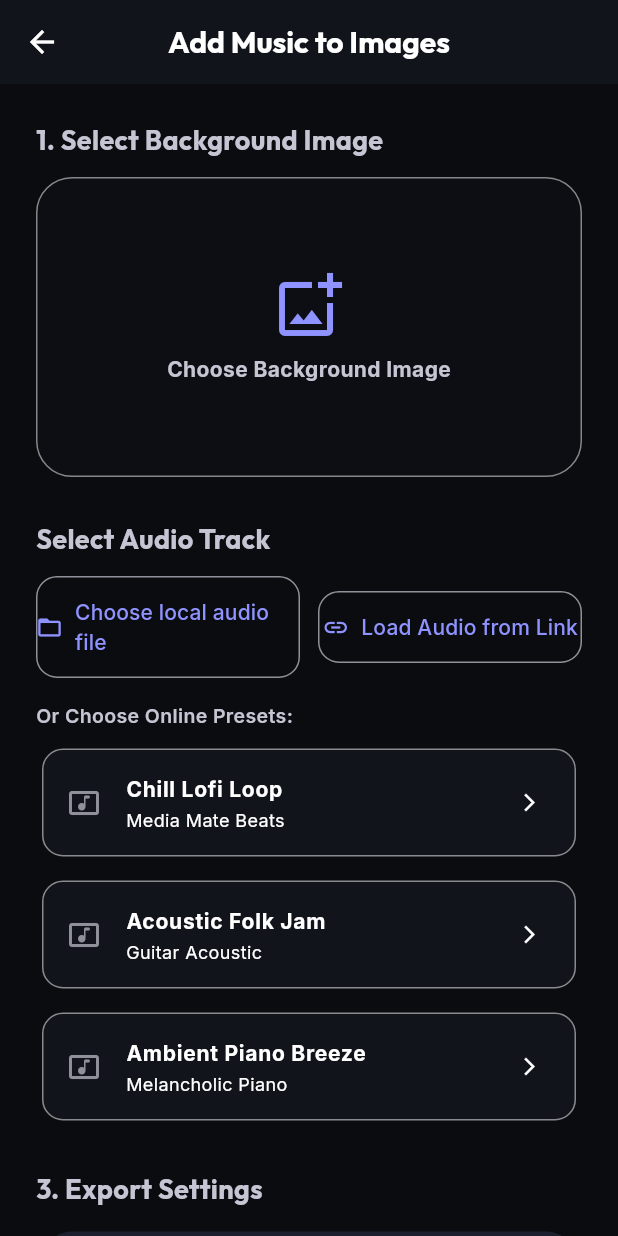
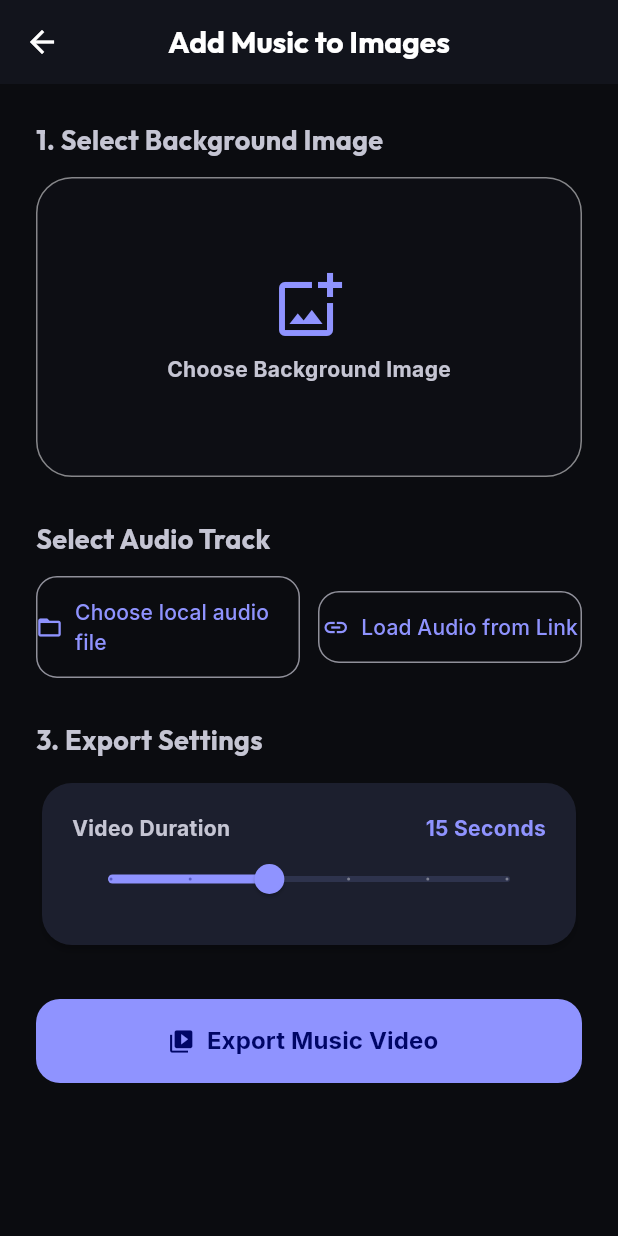
Before and after one commit to 5UBH4M/media-mate, a Flutter app: the AddMusicScreen screen opened directly, on a phone screen of 412 x 824 dp. Run offline on Flutter 3.47's test engine with Material 3 defaults, Android fonts, the phone set to English and light mode, and no system bars; our stand-ins replace audioplayers, file_picker, flutter_riverpod, google_fonts, image_picker, permission_handler and 2 more; missing offline and left inert: dart:html, ffmpeg_kit_flutter_new, gal, youtube_explode_dart.

Commit message:
Fix storage permission check on Android 13+, fix YouTube audio downloader, add Hindi toggle button, and remove online music presets

```diff
--- a/lib/features/home/screens/collage_home_screen.dart
+++ b/lib/features/home/screens/collage_home_screen.dart
@@ -2,7 +2,7 @@ import 'dart:io';
 import 'package:flutter/material.dart';
 import 'package:flutter_riverpod/flutter_riverpod.dart';
 import 'package:google_fonts/google_fonts.dart';
-import '../../../core/theme.dart';
+
 import '../../../services/project_service.dart';
 import '../../collage_editor/models/collage_project.dart';
 import '../../collage_editor/state/collage_editor_state.dart';
--- a/lib/features/music_editor/screens/add_music_screen.dart
+++ b/lib/features/music_editor/screens/add_music_screen.dart
@@ -1,5 +1,4 @@
 import 'dart:io';
-import 'package:flutter/foundation.dart';
 import 'package:flutter/material.dart';
 import 'package:flutter_riverpod/flutter_riverpod.dart';
 import 'package:google_fonts/google_fonts.dart';
@@ -36,27 +35,6 @@ class _AddMusicScreenState extends State<AddMusicScreen> with SingleTickerProvid
   String _exportStatus = '';
 
   late AnimationController _visualizerController;
-
-  // Royalty-free loop presets (direct stable mp3 links)
-  final List<MusicPreset> _presets = [
-    MusicPreset(
-      name: 'Chill Lofi Loop',
-      artist: 'Media Mate Beats',
-      url: 'https://www.soundhelix.com/examples/mp3/SoundHelix-Song-8.mp3', // Streamable loop
-    ),
-    MusicPreset(
-      name: 'Acoustic Folk Jam',
-      artist: 'Guitar Acoustic',
-      url: 'https://www.soundhelix.com/examples/mp3/SoundHelix-Song-1.mp3',
-    ),
-    MusicPreset(
-      name: 'Ambient Piano Breeze',
-      artist: 'Melancholic Piano',
-      url: 'https://www.soundhelix.com/examples/mp3/SoundHelix-Song-3.mp3',
-    ),
-  ];
-
-  MusicPreset? _activePreset;
 
   @override
   void initState() {
@@ -113,7 +91,6 @@ class _AddMusicScreenState extends State<AddMusicScreen> with SingleTickerProvid
           _selectedAudioPath = result.files.single.path;
           _selectedAudioName = result.files.single.name;
           _isOnlineAudio = false;
-          _activePreset = null;
         });
 
         // Set player source and play it
@@ -125,18 +102,6 @@ class _AddMusicScreenState extends State<AddMusicScreen> with SingleTickerProvid
     }
   }
 
-  Future<void> _selectPreset(MusicPreset preset) async {
-    await _audioPlayer.stop();
-    setState(() {
-      _activePreset = preset;
-      _selectedAudioPath = preset.url;
-      _selectedAudioName = preset.name;
-      _isOnlineAudio = true;
-    });
-
-    await _audioPlayer.setSourceUrl(preset.url);
-    await _audioPlayer.play(UrlSource(preset.url));
-  }
 
   void _loadAudioFromLink() {
     final controller = TextEditingController();
@@ -204,11 +169,6 @@ class _AddMusicScreenState extends State<AddMusicScreen> with SingleTickerProvid
       _selectedAudioPath = url;
       _isOnlineAudio = true;
       _selectedAudioName = fileName;
-      _activePreset = MusicPreset(
-        name: fileName,
-        artist: 'Internet Link',
-        url: url,
-      );
     });
 
     ScaffoldMessenger.of(context).clearSnackBars();
@@ -514,49 +474,6 @@ class _AddMusicScreenState extends State<AddMusicScreen> with SingleTickerProvid
                         ),
                       ],
                     ),
-                    const SizedBox(height: 16),
-
-                    // Sound Presets Label
-                    Text(
-                      'Or Choose Online Presets:'.tr(lang),
-                      style: const TextStyle(fontWeight: FontWeight.w600, fontSize: 13),
-                    ),
-                    const SizedBox(height: 8),
-
-                    // Music presets list
-                    ListView.separated(
-                      shrinkWrap: true,
-                      physics: const NeverScrollableScrollPhysics(),
-                      itemCount: _presets.length,
-                      separatorBuilder: (_, _) => const SizedBox(height: 8),
-                      itemBuilder: (context, index) {
-                        final preset = _presets[index];
-                        final isSelected = _activePreset == preset;
-
-                        return Card(
-                          elevation: 0,
-                          shape: RoundedRectangleBorder(
-                            borderRadius: BorderRadius.circular(14),
-                            side: BorderSide(
-                              color: isSelected ? theme.colorScheme.primary : theme.colorScheme.outlineVariant.withValues(alpha: 0.5),
-                            ),
-                          ),
-                          color: isSelected ? theme.colorScheme.primaryContainer.withValues(alpha: 0.15) : theme.colorScheme.surface,
-                          child: ListTile(
-                            onTap: () => _selectPreset(preset),
-                            leading: Icon(
-                              Icons.music_video_rounded,
-                              color: isSelected ? theme.colorScheme.primary : theme.colorScheme.outline,
-                            ),
-                            title: Text(preset.name, style: const TextStyle(fontWeight: FontWeight.bold, fontSize: 14)),
-                            subtitle: Text(preset.artist, style: const TextStyle(fontSize: 12)),
-                            trailing: isSelected
-                                ? Icon(Icons.check_circle_rounded, color: theme.colorScheme.primary)
-                                : const Icon(Icons.arrow_forward_ios, size: 14),
-                          ),
-                        );
-                      },
-                    ),
                     const SizedBox(height: 28),
 
                     // 3. Export settings card
@@ -661,15 +578,3 @@ class _AddMusicScreenState extends State<AddMusicScreen> with SingleTickerProvid
     );
   }
 }
-
-class MusicPreset {
-  final String name;
-  final String artist;
-  final String url;
-
-  MusicPreset({
-    required this.name,
-    required this.artist,
-    required this.url,
-  });
-}
--- a/lib/services/export_service.dart
+++ b/lib/services/export_service.dart
@@ -31,13 +31,15 @@ class ExportService {
 
     try {
       if (Platform.isAndroid || Platform.isIOS) {
-        // Request gallery access with album permission
+        // Request gallery access with album permission (iOS only)
+        if (Platform.isIOS) {
           final hasAccess = await Gal.hasAccess(toAlbum: true);
           if (!hasAccess) {
             final granted = await Gal.requestAccess(toAlbum: true);
             if (!granted) {
               debugPrint('Gallery access permission denied');
               return null;
+            }
           }
         }
 
@@ -95,7 +97,7 @@ class ExportService {
       await file.writeAsBytes(bytes);
 
       final xFile = XFile(filePath, mimeType: format == 'png' ? 'image/png' : 'image/jpeg');
-      final result = await Share.shareXFiles([xFile], text: 'Created with Collage Studio');
+      final result = await Share.shareXFiles([xFile], text: 'Created with Media Mate');
 
       return result.status == ShareResultStatus.success;
     } catch (e) {
--- a/lib/widgets/collage_canvas.dart
+++ b/lib/widgets/collage_canvas.dart
@@ -106,7 +106,6 @@ class _CollageCanvasState extends ConsumerState<CollageCanvas> {
         );
         break;
       case BackgroundType.solid:
-      default:
         backgroundWidget = Container(
           width: width,
           height: height,
```
Also changed, not shown: lib/features/downloader/screens/youtube_downloader_screen.dart (+24 -42 lines), lib/features/home/screens/home_screen.dart (+19 -12 lines), lib/features/status_saver/screens/status_saver_screen.dart (+23 -13 lines). Lines whose indentation alone changed are shown as unchanged.
